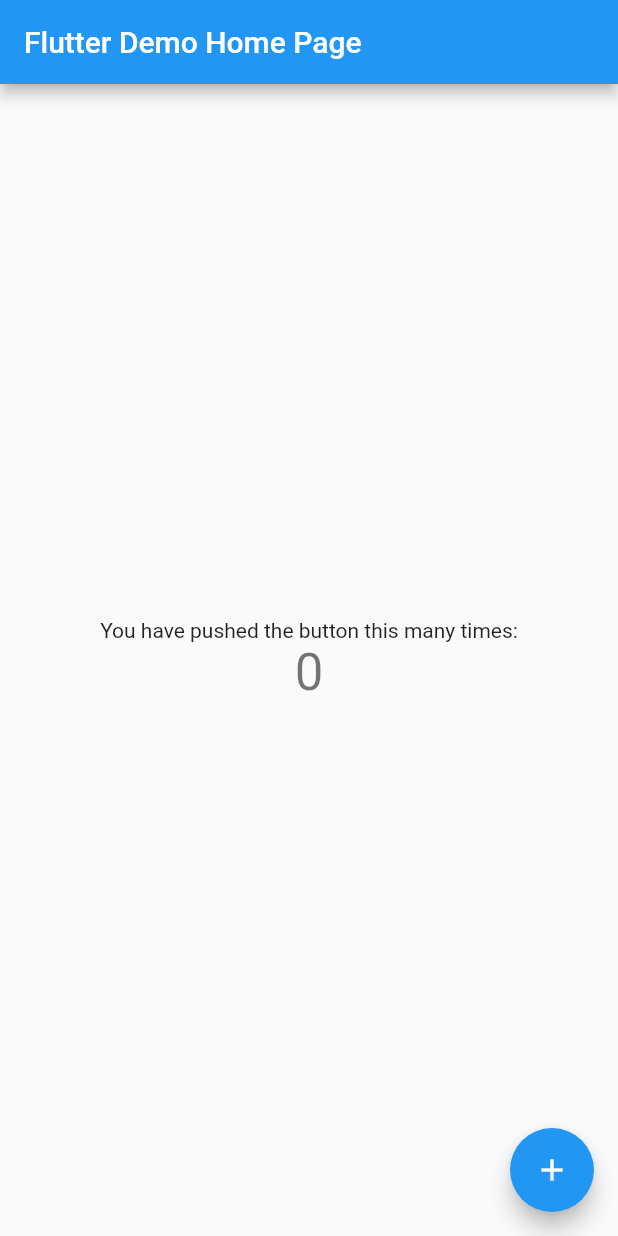
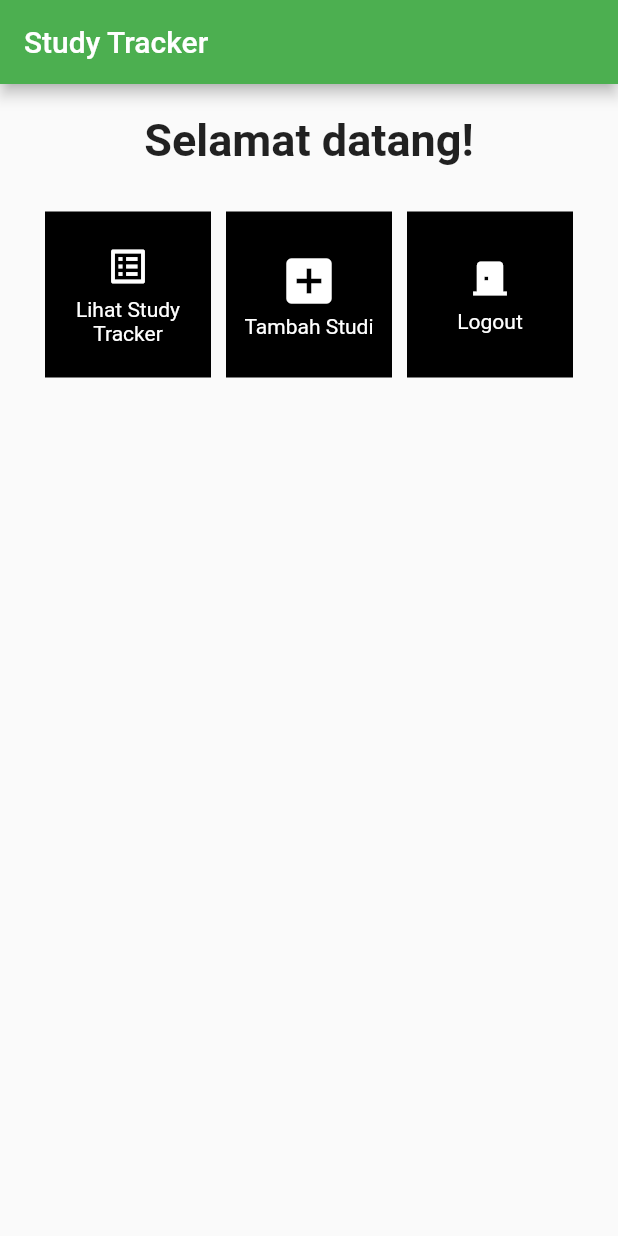
Before and after one commit to rapiwata/study_tracker, a Flutter app: the screen it shows after launch, on a phone screen of 412 x 824 dp. Run offline on Flutter 3.47's test engine with Material 2 defaults, Android fonts, the phone set to English and light mode, and no system bars.

Commit message:
mengumpulkan tugas 7

```diff
--- a/lib/main.dart
+++ b/lib/main.dart
@@ -1,4 +1,5 @@
 import 'package:flutter/material.dart';
+import 'package:study_tracker/menu.dart';
 
 void main() {
   runApp(const MyApp());
@@ -22,94 +23,9 @@
         // or simply save your changes to "hot reload" in a Flutter IDE).
         // Notice that the counter didn't reset back to zero; the application
         // is not restarted.
-        primarySwatch: Colors.blue,
+        primarySwatch: Colors.green,
       ),
-      home: const MyHomePage(title: 'Flutter Demo Home Page'),
+      home: const MyHomePage(),
     );
   }
 }
-
-class MyHomePage extends StatefulWidget {
-  const MyHomePage({super.key, required this.title});
-
-  // This widget is the home page of your application. It is stateful, meaning
-  // that it has a State object (defined below) that contains fields that affect
-  // how it looks.
-
-  // This class is the configuration for the state. It holds the values (in this
-  // case the title) provided by the parent (in this case the App widget) and
-  // used by the build method of the State. Fields in a Widget subclass are
-  // always marked "final".
-
-  final String title;
-
-  @override
-  State<MyHomePage> createState() => _MyHomePageState();
-}
-
-class _MyHomePageState extends State<MyHomePage> {
-  int _counter = 0;
-
-  void _incrementCounter() {
-    setState(() {
-      // This call to setState tells the Flutter framework that something has
-      // changed in this State, which causes it to rerun the build method below
-      // so that the display can reflect the updated values. If we changed
-      // _counter without calling setState(), then the build method would not be
-      // called again, and so nothing would appear to happen.
-      _counter++;
-    });
-  }
-
-  @override
-  Widget build(BuildContext context) {
-    // This method is rerun every time setState is called, for instance as done
-    // by the _incrementCounter method above.
-    //
-    // The Flutter framework has been optimized to make rerunning build methods
-    // fast, so that you can just rebuild anything that needs updating rather
-    // than having to individually change instances of widgets.
-    return Scaffold(
-      appBar: AppBar(
-        // Here we take the value from the MyHomePage object that was created by
-        // the App.build method, and use it to set our appbar title.
-        title: Text(widget.title),
-      ),
-      body: Center(
-        // Center is a layout widget. It takes a single child and positions it
-        // in the middle of the parent.
-        child: Column(
-          // Column is also a layout widget. It takes a list of children and
-          // arranges them vertically. By default, it sizes itself to fit its
-          // children horizontally, and tries to be as tall as its parent.
-          //
-          // Invoke "debug painting" (press "p" in the console, choose the
-          // "Toggle Debug Paint" action from the Flutter Inspector in Android
-          // Studio, or the "Toggle Debug Paint" command in Visual Studio Code)
-          // to see the wireframe for each widget.
-          //
-          // Column has various properties to control how it sizes itself and
-          // how it positions its children. Here we use mainAxisAlignment to
-          // center the children vertically; the main axis here is the vertical
-          // axis because Columns are vertical (the cross axis would be
-          // horizontal).
-          mainAxisAlignment: MainAxisAlignment.center,
-          children: <Widget>[
-            const Text(
-              'You have pushed the button this many times:',
-            ),
-            Text(
-              '$_counter',
-              style: Theme.of(context).textTheme.headlineMedium,
-            ),
-          ],
-        ),
-      ),
-      floatingActionButton: FloatingActionButton(
-        onPressed: _incrementCounter,
-        tooltip: 'Increment',
-        child: const Icon(Icons.add),
-      ), // This trailing comma makes auto-formatting nicer for build methods.
-    );
-  }
-}
--- /dev/null
+++ b/lib/menu.dart
@@ -0,0 +1,171 @@
+import 'package:flutter/material.dart';
+
+class MyHomePage extends StatelessWidget {
+  const MyHomePage({Key? key}) : super(key: key);
+
+  // This widget is the home page of your application. It is stateful, meaning
+  // that it has a State object (defined below) that contains fields that affect
+  // how it looks.
+
+  // This class is the configuration for the state. It holds the values (in this
+  // case the title) provided by the parent (in this case the App widget) and
+  // used by the build method of the State. Fields in a Widget subclass are
+  // always marked "final".
+
+  @override
+  Widget build(BuildContext context) {
+    // This method is rerun every time setState is called, for instance as done
+    // by the _incrementCounter method above.
+    //
+    // The Flutter framework has been optimized to make rerunning build methods
+    // fast, so that you can just rebuild anything that needs updating rather
+    // than having to individually change instances of widgets.
+    return Scaffold(
+      appBar: AppBar(
+        // Here we take the value from the MyHomePage object that was created by
+        // the App.build method, and use it to set our appbar title.
+        title: const Text(
+          'Study Tracker',
+        ),
+      ),
+      body: SingleChildScrollView(
+        // Widget wrapper yang dapat discroll
+        child: Padding(
+            padding: const EdgeInsets.all(10.0), // Set padding dari halaman
+            child: Column(
+              // Widget untuk menampilkan children secara vertikal
+              children: <Widget>[
+                const Padding(
+                  padding: EdgeInsets.only(top: 10.0, bottom: 10.0),
+                  // Widget Text untuk menampilkan tulisan dengan alignment center dan style yang sesuai
+                  child: Text(
+                    'Selamat datang!',
+                    textAlign: TextAlign.center,
+                    style: TextStyle(
+                      fontSize: 30,
+                      fontWeight: FontWeight.bold,
+                    ),
+                  ),
+                ),
+                // Grid layout
+                GridView.count(
+                  primary: true,
+                  padding: const EdgeInsets.all(20),
+                  crossAxisSpacing: 10,
+                  mainAxisSpacing: 10,
+                  crossAxisCount: 3,
+                  shrinkWrap: true,
+                  children: <Widget>[
+                    Material(
+                      color: Color.fromARGB(255, 0, 0, 0),
+                      child: InkWell(
+                        // Area responsive terhadap sentuhan
+                        onTap: () {
+                          // Memunculkan SnackBar ketika diklik
+                          ScaffoldMessenger.of(context)
+                            ..hideCurrentSnackBar()
+                            ..showSnackBar(const SnackBar(
+                                content: Text(
+                                    "Kamu telah menekan tombol Lihat Riwayat Studi!")));
+                        },
+                        child: Container(
+                          // Container untuk menyimpan Icon dan Text
+                          padding: const EdgeInsets.all(8),
+                          child: Center(
+                            child: Column(
+                              mainAxisAlignment: MainAxisAlignment.center,
+                              children: const [
+                                Icon(
+                                  Icons.list_alt,
+                                  color: Color.fromARGB(255, 255, 255, 255),
+                                  size: 30.0,
+                                ),
+                                Padding(padding: EdgeInsets.all(3)),
+                                Text(
+                                  "Lihat Study Tracker",
+                                  textAlign: TextAlign.center,
+                                  style: TextStyle(color: Color.fromARGB(255, 255, 255, 255)),
+                                ),
+                              ],
+                            ),
+                          ),
+                        ),
+                      ),
+                    ),
+                    Material(
+                      color: Color.fromARGB(255, 0, 0, 0),
+                      child: InkWell(
+                        onTap: () {
+                          ScaffoldMessenger.of(context)
+                            ..hideCurrentSnackBar()
+                            ..showSnackBar(const SnackBar(
+                                content: Text(
+                                    "Kamu telah menekan tombol Tambah Studi!")));
+                        },
+                        child: Container(
+                          padding: const EdgeInsets.all(8),
+                          child: Center(
+                            child: Column(
+                              mainAxisAlignment: MainAxisAlignment.center,
+                              children: const [
+                                Icon(
+                                  Icons.add_box,
+                                  color: Color.fromARGB(255, 255, 255, 255),
+                                  size: 40.0,
+                                ),
+                                Padding(padding: EdgeInsets.all(1)),
+                                Text(
+                                  "Tambah Studi",
+                                  textAlign: TextAlign.center,
+                                  style: TextStyle(color: Color.fromARGB(255, 255, 255, 255)),
+                                ),
+                              ],
+                            ),
+                          ),
+                        ),
+                      ),
+                    ),
+                    Material(
+                      color: Color.fromARGB(255, 0, 0, 0),
+                      child: InkWell(
+                        onTap: () {
+                          ScaffoldMessenger.of(context)
+                            ..hideCurrentSnackBar()
+                            ..showSnackBar(const SnackBar(
+                                content:
+                                    Text("Kamu telah menekan tombol Logout!")));
+                        },
+                        child: Container(
+                          padding: const EdgeInsets.all(8),
+                          child: Center(
+                            child: Column(
+                              mainAxisAlignment: MainAxisAlignment.center,
+                              children: const [
+                                Icon(
+                                  // Kamu juga dapat mengggunakan icon lainnya
+                                  // seperti Icons.logout
+                                  Icons.door_back_door,
+                                  color: Colors.white,
+                                  size: 30.0,
+                                ),
+                                Padding(padding: EdgeInsets.all(3)),
+                                Text(
+                                  "Logout",
+                                  textAlign: TextAlign.center,
+                                  style: TextStyle(color: Color.fromARGB(255, 255, 255, 255)),
+                                ),
+                              ],
+                            ),
+                          ),
+                        ),
+                      ),
+                    ),
+                  ],
+                ),
+              ],
+            )
+          ),
+        ),
+      );
+    }
+  }
```
Also changed, not shown: 1 other file.
